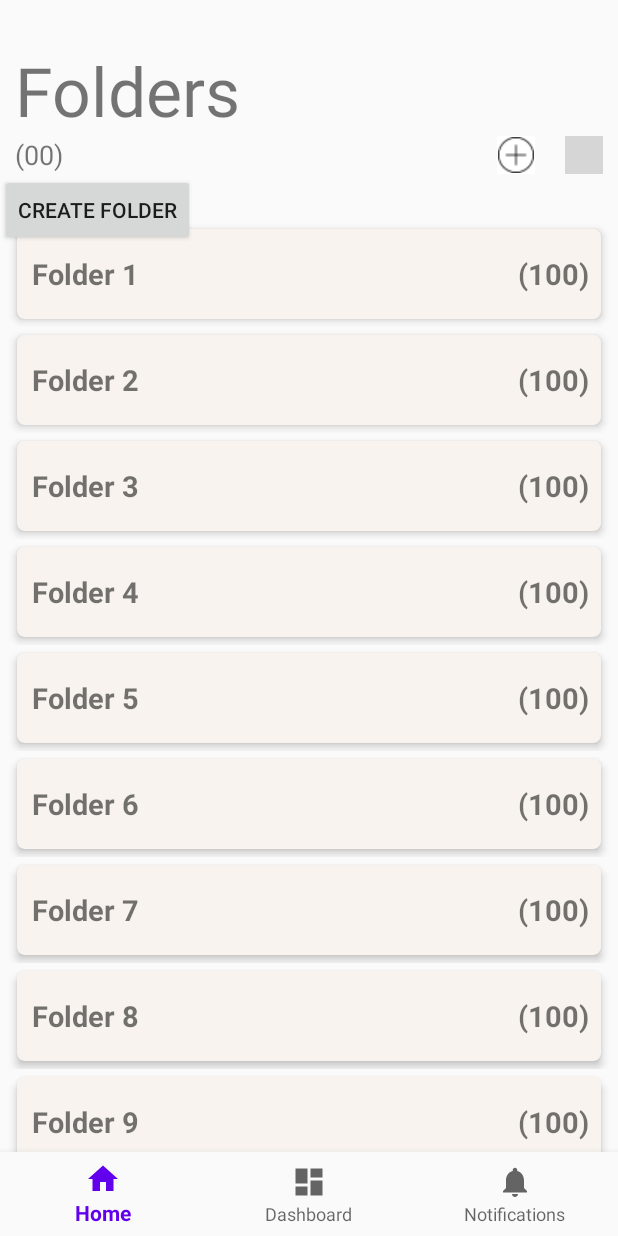
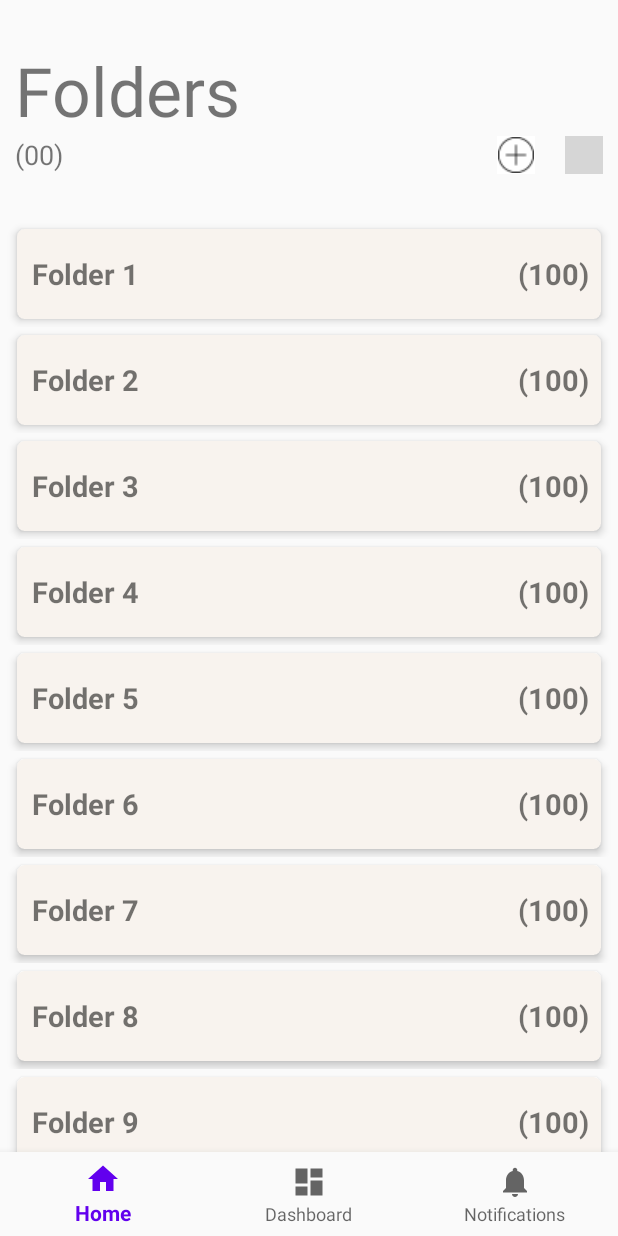
Before and after one commit to johnnyleung10/Bloom-Notetaking-App, an Android app: the screen it shows after launch (MainActivity), on a phone screen of 412 x 824 dp. Run offline under Robolectric (Android 15) with nearby library versions, the phone set to English and light mode, and no system bars; our stand-ins replace navigation-ui; grey boxes are pictures that could not be loaded.

Commit message:
remove placeholder button

```diff
--- a/NoteTakingApp/app/src/main/res/layout/fragment_folders.xml
+++ b/NoteTakingApp/app/src/main/res/layout/fragment_folders.xml
@@ -52,7 +52,7 @@
         />
 
     <ImageButton
-        android:id="@+id/newFolder"
+        android:id="@+id/createFolder"
         android:layout_width="25dp"
         android:layout_height="25dp"
         android:src="@drawable/create"
@@ -62,15 +62,6 @@
         android:contentDescription="New Folder"
         app:layout_constraintTop_toBottomOf="@+id/homeFolders"
         app:layout_constraintEnd_toStartOf="@+id/editFolder"
-        />
-
-    <Button
-        android:id="@+id/createFolder"
-        android:layout_width="wrap_content"
-        android:layout_height="wrap_content"
-        android:text="Create Folder"
-        app:layout_constraintTop_toBottomOf="@+id/homeFoldersCount"
-        app:layout_constraintStart_toStartOf="parent"
         />
 
     <androidx.recyclerview.widget.RecyclerView
```
